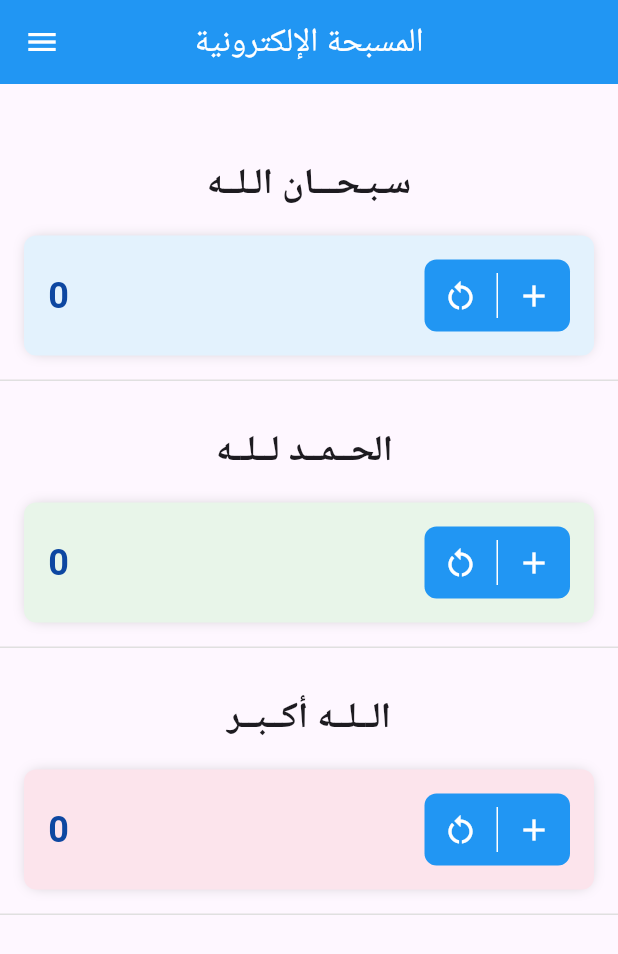
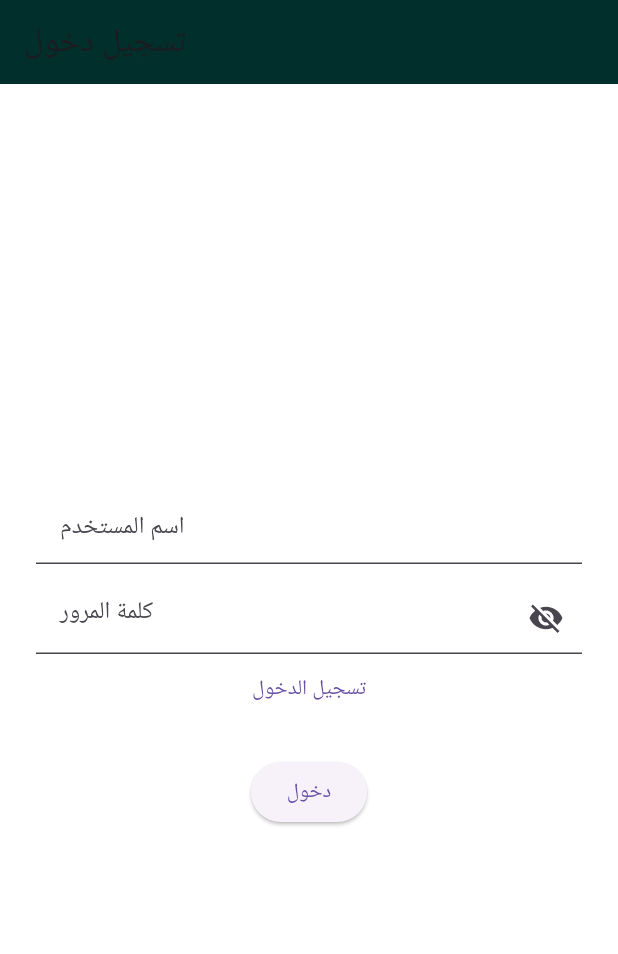
Before and after one commit to Moody20alshatri/mazinexam, a Flutter app: the screen it shows after launch, on a phone screen of 412 x 824 dp. Shown: the top 954 px of the screen. Run offline on Flutter 3.47's test engine with Material 3 defaults, Android fonts, the phone set to English and light mode, and no system bars.

Commit message:
add file store

```diff
--- /dev/null
+++ b/mazin/lib/Screen/Login.dart
@@ -0,0 +1,136 @@
+import 'dart:io';
+import 'package:mazin/Screen/Home.dart';
+import 'package:mazin/Screen/Register.dart';
+import 'package:mazin/main.dart';
+import 'package:path_provider/path_provider.dart';
+import 'package:flutter/material.dart';
+
+class LoginPage extends StatefulWidget {
+  const LoginPage({super.key});
+
+  @override
+  State<LoginPage> createState() => _LoginPageState();
+}
+
+class _LoginPageState extends State<LoginPage> {
+  final _userCtrl = TextEditingController();
+  final _passCtrl = TextEditingController();
+
+  String? msg;
+  bool _obscure = true;
+
+  Future<File> _getFile() async {
+    final dir = await getApplicationDocumentsDirectory();
+    return File("${dir.path}/user.txt");
+  }
+
+  Future<Map<String, String>> readUserData() async {
+    final file = await _getFile();
+
+    if (!await file.exists()) return {};
+
+    final text = await file.readAsString();
+
+    final lines = text.split("\n");
+
+    String username = "";
+    String password = "";
+
+    for (var line in lines) {
+      if (line.startsWith("username=")) {
+        username = line.replaceFirst("username=", "").trim();
+      } else if (line.startsWith("password=")) {
+        password = line.replaceFirst("password=", "").trim();
+      }
+    }
+
+    return {"username": username, "password": password};
+  }
+
+  Future<void> login() async {
+    final saved = await readUserData();
+
+    if (saved.isEmpty) {
+      setState(() {
+        msg = "لا يوجد حساب مسجل!";
+      });
+      return;
+    }
+
+    if (_userCtrl.text.trim() == saved["username"] &&
+        _passCtrl.text.trim() == saved["password"]) {
+      Navigator.push(
+        context,
+        MaterialPageRoute(builder: (context) =>  Rosary()),
+      );
+    } else {
+      setState(() {
+        msg = "اسم المستخدم أو كلمة المرور خاطئة!";
+      });
+    }
+  }
+
+  @override
+  Widget build(BuildContext context) {
+    return Scaffold(
+      backgroundColor: Colors.white,
+      appBar: AppBar(
+        title: const Text("تسجيل دخول"),
+        backgroundColor: const Color(0xFF002F2C),
+      ),
+      body: Padding(
+        padding: const EdgeInsets.all(24),
+        child: Column(
+        mainAxisAlignment : MainAxisAlignment.center,
+          children: [
+            TextField(
+              controller: _userCtrl,
+              decoration: const InputDecoration(
+                filled: true,
+                fillColor: Colors.white,
+                hintText: "اسم المستخدم",
+              ),
+            ),
+            const SizedBox(height: 12),
+
+            TextField(
+              controller: _passCtrl,
+              obscureText: _obscure,
+              decoration: InputDecoration(
+                filled: true,
+                fillColor: Colors.white,
+                hintText: "كلمة المرور",
+                suffixIcon: IconButton(
+                  icon:
+                      Icon(_obscure ? Icons.visibility_off : Icons.visibility),
+                  onPressed: () {
+                    setState(() => _obscure = !_obscure);
+                  },
+                ),
+              ),
+            ),
+
+            if (msg != null) ...[
+              const SizedBox(height: 12),
+              Text(
+                msg!,
+                style: const TextStyle(color: Colors.white, fontSize: 16),
+              ),
+            ],
+              TextButton(onPressed: () {
+              Navigator.push(
+                context,
+                MaterialPageRoute(builder: (context) =>  RegisterPage()),
+              );
+              }, child: Text('تسجيل الدخول')),
+            const SizedBox(height: 20),
+            ElevatedButton(
+              onPressed: login,
+              child: const Text("دخول"),
+            ),
+          ],
+        ),
+      ),
+    );
+  }
+}
--- a/mazin/lib/main.dart
+++ b/mazin/lib/main.dart
@@ -1,5 +1,6 @@
 import 'package:flutter/material.dart';
 import 'package:mazin/Screen/Home.dart';
+import 'package:mazin/Screen/Login.dart';
 
 void main() {
   runApp(const MyApp());
@@ -12,42 +13,7 @@ class MyApp extends StatelessWidget {
   Widget build(BuildContext context) {
     return MaterialApp(
       debugShowCheckedModeBanner: false ,
-      home: Scaffold(
-        appBar: AppBar(
-          title: const Text('المسبحة الإلكترونية', style: TextStyle(color: Colors.white),),
-          centerTitle: true,
-          backgroundColor: Colors.blue,
-          elevation: 0,
-          leading: IconButton(
-            icon: const Icon(Icons.menu,color: Colors.white,),
-            onPressed: () {
-              // Handle menu button press
-            },
-          ),
-        ),
-        body:  Column(
-          children:[
-            const SizedBox(height: 30),
-            HomeScreen(title: 'سـبـحـــان الـلــه', color: Colors.blue[50]!),
-            Container(
-              height: 1,
-              color: Colors.grey[300],
-            ),
-            const SizedBox(height: 10),
-            HomeScreen(title: 'الحــمــد لــلــه ', color: Colors.green[50]!),
-             Container(
-              height: 1,
-              color: Colors.grey[300],
-            ),
-            const SizedBox(height: 10),
-            HomeScreen(title: 'الــلــه أكــبــر', color: Colors.pink[50]!),
-             Container(
-              height: 1,
-              color: Colors.grey[300],
-            ),
-          ]
-        ),
-      ),
+      home: LoginPage()
     );
   }
 }
--- a/mazin/pubspec.yaml
+++ b/mazin/pubspec.yaml
@@ -34,6 +34,7 @@ dependencies:
   # The following adds the Cupertino Icons font to your application.
   # Use with the CupertinoIcons class for iOS style icons.
   cupertino_icons: ^1.0.8
+  path_provider: ^2.1.5
 
 dev_dependencies:
   flutter_test:
```
Also changed, not shown: mazin/lib/Screen/Home.dart (+44 -0 lines), mazin/lib/Screen/Register.dart (added, +112 -0 lines), mazin/lib/helper/file.dart (added, +11 -0 lines), mazin/pubspec.lock, 1 other file.
